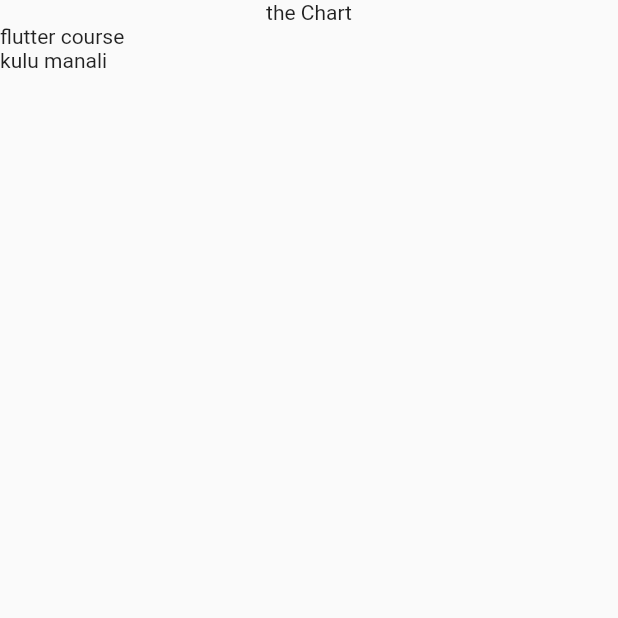
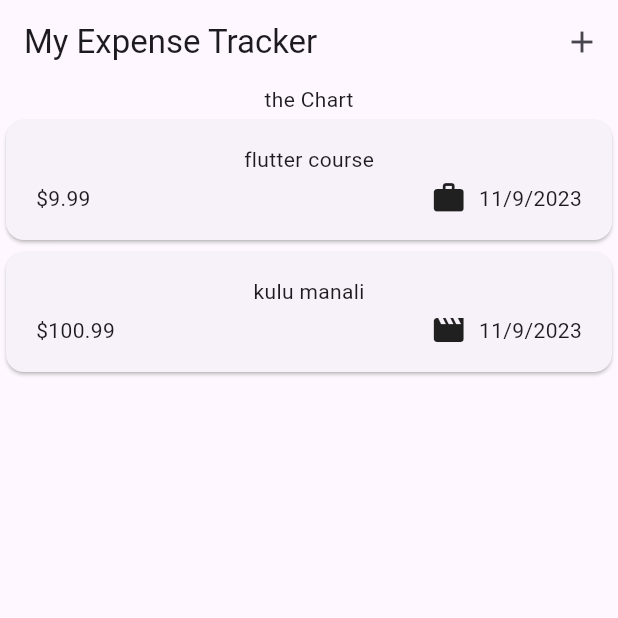
Before and after one commit to ziyadkadekara/expense_tracker_flutter, a Flutter app: the screen it shows after launch, on a phone screen of 412 x 824 dp, the top half of it. Run offline on Flutter 3.47's test engine with Material 2 defaults, Android fonts, the phone set to English and light mode, and no system bars.

Commit message:
added add button to enter text filed

```diff
--- a/lib/main.dart
+++ b/lib/main.dart
@@ -3,8 +3,9 @@ import 'package:flutter/material.dart';
 
 void main() {
   runApp(
-    const MaterialApp(
-      home: Expenses(),
+    MaterialApp(
+      theme: ThemeData(useMaterial3: true),
+      home: const Expenses(),
     ),
   );
 }
--- a/lib/models/expense.dart
+++ b/lib/models/expense.dart
@@ -1,8 +1,19 @@
+import 'package:flutter/material.dart';
 import 'package:uuid/uuid.dart';
+import 'package:intl/intl.dart';
 
 const uuid = Uuid();
 
+final formatter = DateFormat.yMd();
+
 enum Category { food, travel, leisure, work }
+
+const categoryIcons = {
+  Category.food: Icons.lunch_dining,
+  Category.travel: Icons.flight_takeoff,
+  Category.leisure: Icons.movie,
+  Category.work: Icons.work,
+};
 
 class Expense {
   Expense({
@@ -16,4 +27,8 @@ class Expense {
   final double amount;
   final DateTime date;
   final Category category;
+
+  String get formattedDate {
+    return formatter.format(date);
+  }
 }
--- a/lib/widgets/expenses.dart
+++ b/lib/widgets/expenses.dart
@@ -1,4 +1,5 @@
 import 'package:expense_tracker/widgets/expenses_list/expenses_list.dart';
+import 'package:expense_tracker/widgets/new_expense.dart';
 import 'package:flutter/material.dart';
 import 'package:expense_tracker/models/expense.dart';
 
@@ -25,9 +26,23 @@ class _ExpensesState extends State<Expenses> {
       category: Category.leisure,
     ),
   ];
+
+  void _openAddExpenseOverlay() {
+    showModalBottomSheet(
+      context: context,
+      builder: (ctx) => const NewExpense(),
+    );
+  }
+
   @override
   Widget build(BuildContext context) {
     return Scaffold(
+      appBar: AppBar(title: const Text('My Expense Tracker'), actions: [
+        IconButton(
+          onPressed: _openAddExpenseOverlay,
+          icon: const Icon(Icons.add),
+        ),
+      ]),
       body: Column(
         children: [
           const Text('the Chart'),
--- /dev/null
+++ b/lib/widgets/expenses_list/expense_item.dart
@@ -0,0 +1,41 @@
+import 'package:flutter/material.dart';
+import 'package:expense_tracker/models/expense.dart';
+
+class ExpenseItem extends StatelessWidget {
+  const ExpenseItem(this.expense, {super.key});
+
+  final Expense expense;
+
+  @override
+  Widget build(BuildContext context) {
+    return Card(
+      child: Padding(
+        padding: const EdgeInsets.symmetric(
+          horizontal: 20,
+          vertical: 16,
+        ),
+        child: Column(
+          children: [
+            Text(expense.title),
+            const SizedBox(
+              height: 4,
+            ),
+            Row(
+              children: [
+                Text('\$${expense.amount.toStringAsFixed(2)}'),
+                const Spacer(),
+                Row(
+                  children: [
+                    Icon(categoryIcons[expense.category]),
+                    const SizedBox(width: 8),
+                    Text(expense.formattedDate),
+                  ],
+                ),
+              ],
+            )
+          ],
+        ),
+      ),
+    );
+  }
+}
--- a/lib/widgets/expenses_list/expenses_list.dart
+++ b/lib/widgets/expenses_list/expenses_list.dart
@@ -1,3 +1,4 @@
+import 'package:expense_tracker/widgets/expenses_list/expense_item.dart';
 import 'package:flutter/material.dart';
 import 'package:expense_tracker/models/expense.dart';
 
@@ -12,7 +13,7 @@ class ExpensesList extends StatelessWidget {
   Widget build(BuildContext context) {
     return ListView.builder(
       itemCount: expenses.length,
-      itemBuilder: (context, index) => Text(expenses[index].title),
+      itemBuilder: (context, index) => ExpenseItem(expenses[index]),
     );
   }
 }
--- a/pubspec.yaml
+++ b/pubspec.yaml
@@ -36,6 +36,7 @@ dependencies:
   # Use with the CupertinoIcons class for iOS style icons.
   cupertino_icons: ^1.0.2
   uuid: ^4.2.1
+  intl: ^0.18.1
 
 dev_dependencies:
   flutter_test:
```
Also changed, not shown: lib/widgets/new_expense.dart (added, +24 -0 lines), pubspec.lock.
